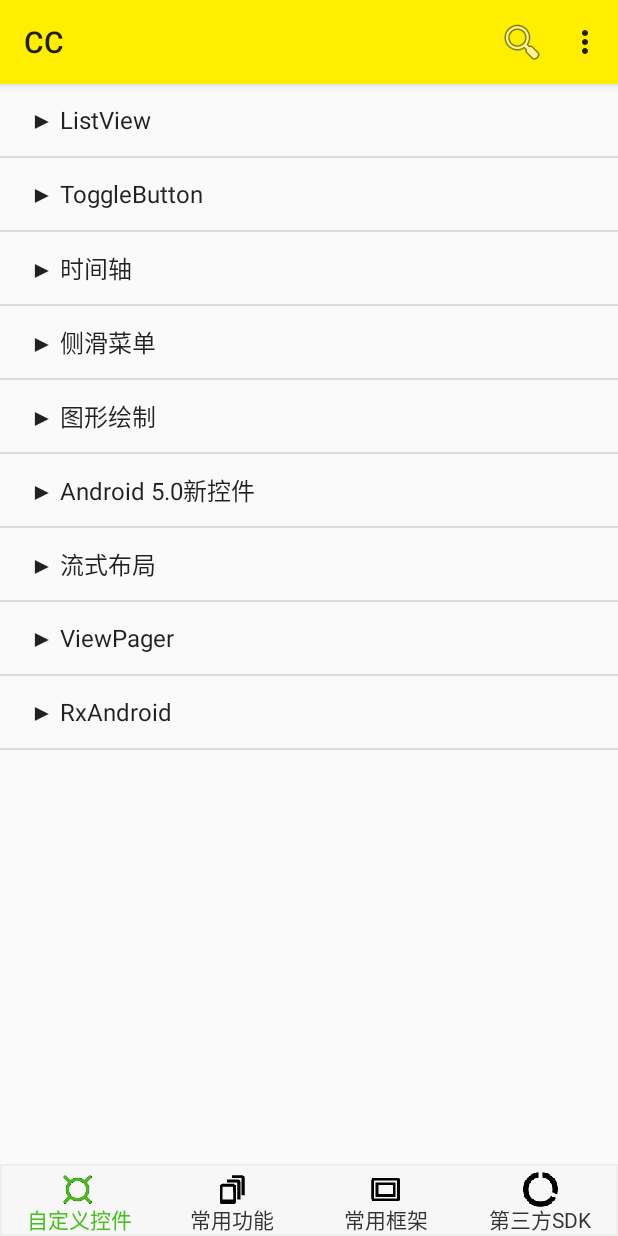
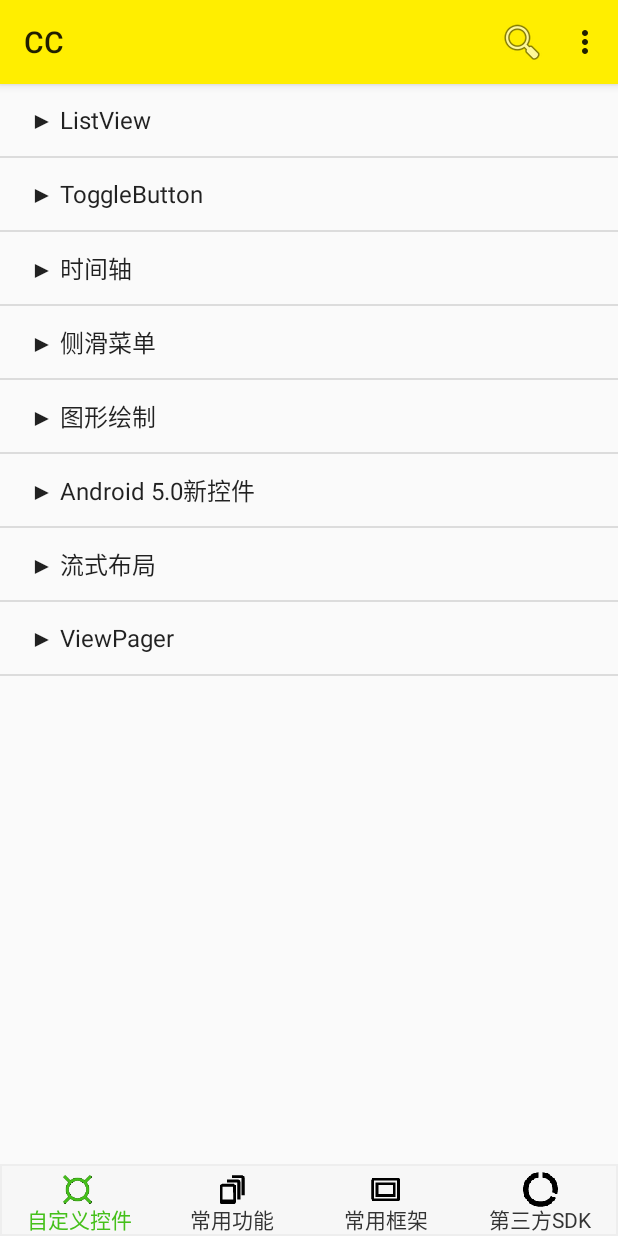
Before and after one commit to Leeeyou/iCC, an Android app: the screen it shows after launch (MainActivity), on a phone screen of 412 x 824 dp. Run offline under Robolectric (Android 15) with nearby library versions, the phone set to English and light mode, and no system bars; our stand-ins replace ButterKnife.

Commit message:
调通RxAndroid

```diff
--- a/app/build.gradle
+++ b/app/build.gradle
@@ -68,7 +68,6 @@ dependencies {
 //    //Optional: see how to use the utility.
 //    compile 'com.ogaclejapan.smarttablayout:utils-v13:1.2.1@aar'
 
-//    compile 'io.reactivex:rxjava:1.0.12'
     compile 'io.reactivex:rxandroid:0.25.0'
 }
 
--- a/app/src/main/java/com/ly/cc/bean/custom_controls/CustCollect.java
+++ b/app/src/main/java/com/ly/cc/bean/custom_controls/CustCollect.java
@@ -5,5 +5,5 @@ package com.ly.cc.bean.custom_controls;
  * Created by xzzz on 2015/1/9.
  */
 public class CustCollect {
-    public static final String[] items = {" ▶ ListView", " ▶ ToggleButton", " ▶ 时间轴", " ▶ 侧滑菜单", " ▶ 图形绘制", " ▶ Android 5.0新控件", " ▶ 流式布局", " ▶ ViewPager", " ▶ RxAndroid"};
+    public static final String[] items = {" ▶ ListView", " ▶ ToggleButton", " ▶ 时间轴", " ▶ 侧滑菜单", " ▶ 图形绘制", " ▶ Android 5.0新控件", " ▶ 流式布局", " ▶ ViewPager"};
 }
--- a/app/src/main/java/com/ly/cc/bean/framework/FramewrokCollect.java
+++ b/app/src/main/java/com/ly/cc/bean/framework/FramewrokCollect.java
@@ -4,5 +4,5 @@ package com.ly.cc.bean.framework;
  * Created by xzzz on 2015/5/14.
  */
 public class FramewrokCollect {
-    public static final String[] items = {" ▶ OKHttp", " ▶ ButterKnife", " ▶ EventBus", " ▶ Gson", " ▶ Volley"};
+    public static final String[] items = {" ▶ OKHttp", " ▶ ButterKnife", " ▶ EventBus", " ▶ Gson", " ▶ Volley", " ▶ RxAndroid"};
 }
--- a/app/src/main/java/com/ly/cc/view/custom_controls/CCFragment.java
+++ b/app/src/main/java/com/ly/cc/view/custom_controls/CCFragment.java
@@ -103,10 +103,7 @@ public class CCFragment extends ListFragment {
                 i.setClass(ctx, ViewPagerTestActivity.class);
                 startActivity(i);
                 break;
-            case 8://RxAndroid
-                i.setClass(ctx, RxAndroidActivity.class);
-                startActivity(i);
-                break;
+
             default:
                 break;
         }
--- a/app/src/main/java/com/ly/cc/view/framework/FrameworkFragment.java
+++ b/app/src/main/java/com/ly/cc/view/framework/FrameworkFragment.java
@@ -11,6 +11,7 @@ import com.ly.cc.manager.UniversalAdapter;
 import com.ly.cc.manager.ViewHolder;
 import com.ly.cc.utils.Jump;
 import com.ly.cc.utils.T;
+import com.ly.cc.view.custom_controls.toggleBtn.ToggleBtnMainActivity;
 
 /**
  * Created by xzzz on 2015/1/9.
@@ -75,6 +76,9 @@ public class FrameworkFragment extends ListFragment {
             case 4://Volley
                 T.showShort(ctx, "Volley");
                 break;
+            case 5://RxAndroid
+                Jump.toActivity(getActivity(), RxAndroidActivity.class);
+                break;
             default:
                 break;
         }
```
